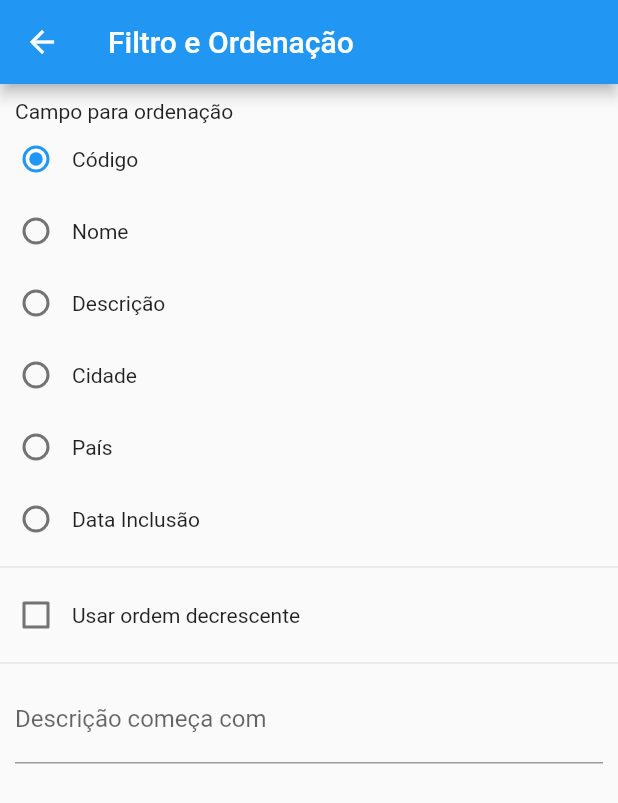
After one commit to rlraul/projeto_pm26s, a Flutter app: the ListaPontosTuristicos screen opened directly, after a tap on the "filter list" icon, on a phone screen of 412 x 824 dp. The commit adds this screen. Shown: the top 803 px of the screen. Run offline on Flutter 3.47's test engine with Material 2 defaults, Android fonts, the phone set to English and light mode, and no system bars; our stand-ins replace shared_preferences, sqflite; accounts and stored records are empty.

Commit message:
Implementado fonte do filtro de pontos turísticos; Feitos ajustes no CRUD de pontos turísticos

```diff
--- a/lib/database/provider.dart
+++ b/lib/database/provider.dart
@@ -34,6 +34,7 @@ class Provider {
             ${PontoTutistico.CAMPO_DESCRICAO} TEXT,
             ${PontoTutistico.CAMPO_CIDADE} TEXT NOT NULL,
             ${PontoTutistico.CAMPO_PAIS} TEXT NOT NULL,
+            ${PontoTutistico.CAMPO_DATA_INC} TEXT NOT NULL
           );
         '''
     );
--- a/lib/main.dart
+++ b/lib/main.dart
@@ -1,4 +1,5 @@
 import 'package:flutter/material.dart';
+import 'package:projeto/pages/filtro_pontos_turisticos_page.dart';
 import 'package:projeto/pages/home_page.dart';
 
 void main() {
@@ -14,6 +15,9 @@ class PontosTuristicos extends StatelessWidget {
         primarySwatch: Colors.blue,
       ),
       home: HomePage(),
+      routes: {
+        FiltroPontosTuristicosPage.routeName: (BuildContext context) => FiltroPontosTuristicosPage(),
+      },
     );
   }
 }
--- a/lib/model/ponto_turistico.dart
+++ b/lib/model/ponto_turistico.dart
@@ -3,7 +3,7 @@ import 'package:intl/intl.dart';
 
 class PontoTutistico {
 
-  static const NOME_TABELA = 'tarefa';
+  static const NOME_TABELA = 'pontoTuristico';
   static const CAMPO_ID = 'id';
   static const CAMPO_NOME = 'nome';
   static const CAMPO_PAIS = 'pais';
@@ -11,7 +11,7 @@ class PontoTutistico {
   static const CAMPO_DESCRICAO = 'descricao';
   static const CAMPO_DATA_INC = 'data';
 
-  int id;
+  int? id;
   String nome;
   String descricao;
   String cidade;
@@ -28,18 +28,16 @@ class PontoTutistico {
   });
 
   String get retornarDataInclusaoFormatada {
-    if (this.data_inclusao == null) {
-      return "";
-    }
+    this.data_inclusao = DateTime.now();
     return DateFormat('dd/MM/yyyy').format(this.data_inclusao!);
   }
 
   Map<String, dynamic> toMap() => {
     CAMPO_ID: id,
     CAMPO_NOME: nome,
+    CAMPO_DESCRICAO: descricao,
     CAMPO_CIDADE: cidade,
     CAMPO_PAIS: pais,
-    CAMPO_DESCRICAO: descricao,
     CAMPO_DATA_INC:
     data_inclusao == null ? null : DateFormat("yyyy-MM-dd").format(data_inclusao!),
   };
--- /dev/null
+++ b/lib/pages/filtro_pontos_turisticos_page.dart
@@ -0,0 +1,128 @@
+import 'package:flutter/material.dart';
+import 'package:projeto/model/ponto_turistico.dart';
+import 'package:shared_preferences/shared_preferences.dart';
+
+class FiltroPontosTuristicosPage extends StatefulWidget {
+  static const routeName = '/filtro';
+  static const chaveCampoOrdenacao = 'campoOrdenacao';
+  static const chaveUsarOrdemDecrescente = 'usarOrdemDecrescente';
+  static const chaveFiltroCampo = 'filtroCampo';
+
+  @override
+  _FiltroPageState createState() => _FiltroPageState();
+}
+
+class _FiltroPageState extends State<FiltroPontosTuristicosPage> {
+  final _camposParaOrdenacao = {
+    PontoTutistico.CAMPO_ID: 'Código',
+    PontoTutistico.CAMPO_NOME: 'Nome',
+    PontoTutistico.CAMPO_DESCRICAO: 'Descrição',
+    PontoTutistico.CAMPO_CIDADE: 'Cidade',
+    PontoTutistico.CAMPO_PAIS: 'País',
+    PontoTutistico.CAMPO_DATA_INC: 'Data Inclusão'
+  };
+  late final SharedPreferences _prefs;
+  final _campoFiltroController = TextEditingController();
+
+  String _campoOrdenacao = PontoTutistico.CAMPO_ID;
+  bool _usarOrdemDecrescente = false;
+  bool _alterouValores = false;
+
+  @override
+  void initState() {
+    super.initState();
+    _carregarSharedPreferences();
+  }
+
+  void _carregarSharedPreferences() async {
+    _prefs = await SharedPreferences.getInstance();
+    setState(() {
+      _campoOrdenacao =
+          _prefs.getString(FiltroPontosTuristicosPage.chaveCampoOrdenacao) ?? PontoTutistico.CAMPO_ID;
+      _usarOrdemDecrescente =
+          _prefs.getBool(FiltroPontosTuristicosPage.chaveUsarOrdemDecrescente) == true;
+      _campoFiltroController.text =
+          _prefs.getString(FiltroPontosTuristicosPage.chaveFiltroCampo) ?? '';
+    });
+  }
+
+  @override
+  Widget build(BuildContext context) {
+    return WillPopScope(
+      child: Scaffold(
+        appBar: AppBar(
+          title: Text('Filtro e Ordenação'),
+        ),
+        body: _criarBody(),
+      ),
+      onWillPop: _onVoltarClick,
+    );
+  }
+
+  Widget _criarBody() => ListView(
+    children: [
+      Padding(
+        padding: EdgeInsets.only(left: 10, top: 10),
+        child: Text('Campo para ordenação'),
+      ),
+      for (final campo in _camposParaOrdenacao.keys)
+        Row(
+          children: [
+            Radio(
+              value: campo,
+              groupValue: _campoOrdenacao,
+              onChanged: _onCampoOrdenacaoChanged,
+            ),
+            Text(_camposParaOrdenacao[campo]!),
+          ],
+        ),
+      Divider(),
+      Row(
+        children: [
+          Checkbox(
+            value: _usarOrdemDecrescente,
+            onChanged: _onUsarOrdemDecrescenteChanged,
+          ),
+          Text('Usar ordem decrescente'),
+        ],
+      ),
+      Divider(),
+      Padding(
+        padding: EdgeInsets.symmetric(horizontal: 10),
+        child: TextField(
+          decoration: InputDecoration(
+            labelText: 'Descrição começa com',
+          ),
+          controller: _campoFiltroController,
+          onChanged: _onFiltroDescricaoChanged,
+        ),
+      ),
+    ],
+  );
+
+  void _onCampoOrdenacaoChanged(String? valor) {
+    _prefs.setString(FiltroPontosTuristicosPage.chaveCampoOrdenacao, valor!);
+    _alterouValores = true;
+    setState(() {
+      _campoOrdenacao = valor;
+    });
+  }
+
+  void _onUsarOrdemDecrescenteChanged(bool? valor) {
+    _prefs.setBool(FiltroPontosTuristicosPage.chaveUsarOrdemDecrescente, valor!);
+    _alterouValores = true;
+    setState(() {
+      _usarOrdemDecrescente = valor;
+    });
+  }
+
+  void _onFiltroDescricaoChanged(String? valor) {
+    _prefs.setString(FiltroPontosTuristicosPage.chaveCampoOrdenacao, valor ?? '');
+    _alterouValores = true;
+  }
+
+  Future<bool> _onVoltarClick() async {
+    Navigator.of(context).pop(_alterouValores);
+    return true;
+  }
+}
--- a/lib/pages/lista_pontos_turisticos_page.dart
+++ b/lib/pages/lista_pontos_turisticos_page.dart
@@ -2,7 +2,9 @@ import 'package:flutter/cupertino.dart';
 import 'package:flutter/material.dart';
 import 'package:projeto/dao/ponto_turistico_dao.dart';
 import 'package:projeto/model/ponto_turistico.dart';
+import 'package:projeto/pages/filtro_pontos_turisticos_page.dart';
 import 'package:projeto/pages/ponto_turistico_form_dialog.dart';
+import 'package:shared_preferences/shared_preferences.dart';
 
 class ListaPontosTuristicos extends StatefulWidget {
   const ListaPontosTuristicos({super.key});
@@ -13,13 +15,15 @@ class ListaPontosTuristicos extends StatefulWidget {
 
 class _ListaPontosTuristicosState extends State<ListaPontosTuristicos> {
 
-  //tatic const ACAO_EDITAR = 'editar';
-  //static const ACAO_EXCLUIR = 'excluir';
+  final _pontosTuristicos = <PontoTutistico>[];
+  final _dao = PontoTuristicoDao();
+  var _carregando = false;
 
-  final pontosTuristicos = <PontoTutistico>[];
-  final _dao = PontoTuristicoDao();
-
-  int _ultimoId = 0;
+  @override
+  void initState(){
+    super.initState();
+    _atualizarLista();
+  }
 
   @override
   Widget build(BuildContext context) {
@@ -39,21 +43,30 @@ class _ListaPontosTuristicosState extends State<ListaPontosTuristicos> {
       title: Text('Lista de Pontos Turísticos'),
       actions: [
         IconButton(
-            onPressed: null,
+            onPressed: _abrirPaginaFiltro,
             icon: Icon(Icons.filter_list)),
       ],
     );
   }
 
+  void _abrirPaginaFiltro(){
+    final navigator = Navigator.of(context);
+    navigator.pushNamed(FiltroPontosTuristicosPage.routeName).then((alterouValores) {
+      if(alterouValores == true){
+        ////
+      }
+    });
+  }
+
   Widget _criarBody() {
-    if (pontosTuristicos.isEmpty || pontosTuristicos == null) {
+    if (_pontosTuristicos.isEmpty || _pontosTuristicos == null) {
       return const Center(
         child: Text('Nenhum ponto turístico cadastrado!', style: TextStyle(fontSize: 20, fontWeight: FontWeight.bold)),
       );
     }
     return ListView.separated(
         itemBuilder: (BuildContext context, int index) {
-          final pontoTuristico = pontosTuristicos[index];
+          final pontoTuristico = _pontosTuristicos[index];
           return Card(
             child: Column (
               mainAxisSize: MainAxisSize.min,
@@ -85,7 +98,7 @@ class _ListaPontosTuristicosState extends State<ListaPontosTuristicos> {
           );
         },
         separatorBuilder: (BuildContext context, int index) => Divider(),
-        itemCount: pontosTuristicos.length
+        itemCount: _pontosTuristicos.length
     );
   }
 
@@ -142,7 +155,7 @@ class _ListaPontosTuristicosState extends State<ListaPontosTuristicos> {
               onPressed: () {
                 Navigator.of(context).pop();
                 setState(() {
-                  pontosTuristicos.removeAt(indice);
+                  _pontosTuristicos.removeAt(indice);
                 });
               },
               child: Text('OK')
@@ -178,16 +191,46 @@ class _ListaPontosTuristicosState extends State<ListaPontosTuristicos> {
               }
               Navigator.of(context).pop();
               final novoPontoTuristico = key.currentState!.novoPontoTuristico;
+              novoPontoTuristico.data_inclusao = DateTime.now();
               _dao.salvar(novoPontoTuristico).then((success) {
                 if (success) {
-                  //_atualizarLista();
+                  _atualizarLista();
                 }
               });
-              //_atualizarLista();
+              _atualizarLista();
             },
           ),
         ],
       ),
     );
   }
+
+  void _atualizarLista() async {
+    setState(() {
+      _carregando = true;
+    });
+
+    final prefs = await SharedPreferences.getInstance();
+
+    final campoOrdenacao =
+        prefs.getString(FiltroPontosTuristicosPage.chaveCampoOrdenacao) ?? PontoTutistico.CAMPO_ID;
+    final usarOrdemDecrescente =
+        prefs.getBool(FiltroPontosTuristicosPage.chaveUsarOrdemDecrescente) == true;
+    final filtroDescricao =
+        prefs.getString(FiltroPontosTuristicosPage.chaveFiltroCampo) ?? '';
+    final tarefas = await _dao.listar(
+      filtro: filtroDescricao,
+      campoOrdenacao: campoOrdenacao,
+      usarOrdemDecrescente: usarOrdemDecrescente,
+    );
+    setState(() {
+      _pontosTuristicos.clear();
+      if (tarefas.isNotEmpty) {
+        _pontosTuristicos.addAll(tarefas);
+      }
+    });
+    setState(() {
+      _carregando = false;
+    });
+  }
 }
--- a/lib/pages/ponto_turistico_form_dialog.dart
+++ b/lib/pages/ponto_turistico_form_dialog.dart
@@ -88,7 +88,7 @@ class PontoTuristicoAtualState extends State<PontoTuristicoDialog>{
   bool dadosValidados() => formKey.currentState!.validate() == true;
 
   PontoTutistico get novoPontoTuristico => PontoTutistico(
-    id: widget.pontoTuristicoAtual?.id ?? 0,
+    id: widget.pontoTuristicoAtual?.id,
     nome: nomeController.text,
     cidade: cidadeController.text,
     pais: paisController.text,
```
